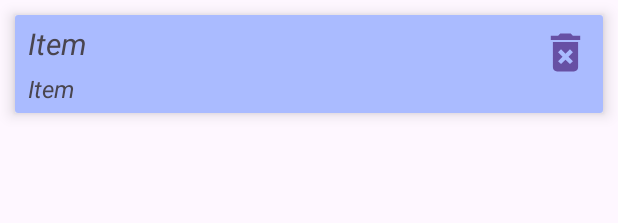
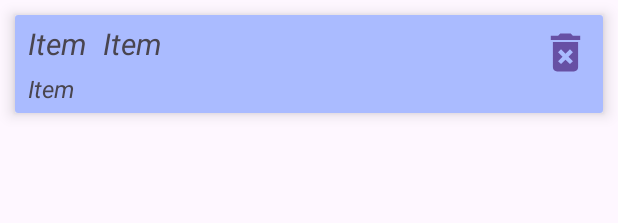
Before and after one commit to ahjuissi/BookBuddy, an Android app: the layout user_list_view_design.xml on its own in the app's theme, with its tools: preview values and no code run, on a phone screen of 412 x 824 dp. Shown: the top 223 px of the screen. Run offline under Robolectric (Android 15) with nearby library versions, the phone set to English and light mode, and no system bars.

Commit message:
22.12 Wyswietlanie obrazu w book.google oraz aktualna lista uzytkownika z danego miasta admina

```diff
--- a/app/build.gradle.kts
+++ b/app/build.gradle.kts
@@ -55,6 +55,8 @@ dependencies {
     implementation("com.google.firebase:firebase-database:20.3.0")
     implementation("com.google.firebase:firebase-firestore-ktx:24.10.0")
     implementation("com.google.firebase:firebase-auth-ktx:22.3.0")
+    implementation ("com.github.bumptech.glide:glide:4.12.0")
+    annotationProcessor ("com.github.bumptech.glide:compiler:4.12.0")
     implementation ("io.github.shashank02051997:FancyToast:2.0.2")
     testImplementation("junit:junit:4.13.2")
     androidTestImplementation("androidx.test.ext:junit:1.1.5")
--- a/app/src/main/AndroidManifest.xml
+++ b/app/src/main/AndroidManifest.xml
@@ -8,6 +8,7 @@
     <application
         android:allowBackup="true"
         android:dataExtractionRules="@xml/data_extraction_rules"
+        android:networkSecurityConfig="@xml/network_security_config"
         android:fullBackupContent="@xml/backup_rules"
         android:icon="@mipmap/ic_launcher"
         android:label="@string/app_name"
@@ -17,9 +18,6 @@
         tools:targetApi="31">
         <activity
             android:name=".searchView.BookDetailsActivity"
-            android:exported="false" />
-        <activity
-            android:name=".searchView.BookDetails"
             android:exported="false" />
         <activity
             android:name=".LoginActivity"
--- a/app/src/main/java/com/example/bookbuddy/SearchFragment.kt
+++ b/app/src/main/java/com/example/bookbuddy/SearchFragment.kt
@@ -12,6 +12,7 @@ import android.widget.ProgressBar
 import android.widget.Toast
 import androidx.recyclerview.widget.GridLayoutManager
 import androidx.recyclerview.widget.RecyclerView
+import androidx.swiperefreshlayout.widget.SwipeRefreshLayout
 import com.android.volley.Request
 import com.android.volley.RequestQueue
 import com.android.volley.toolbox.JsonObjectRequest
@@ -21,7 +22,7 @@ import com.example.bookbuddy.searchView.BookRVModal
 
 //TODO: poprawić bo nie działa, activity pewnie trzeba, test
 
-class SearchFragment : Fragment(R.layout.fragment_search) {
+class SearchFragment : Fragment(R.layout.fragment_search){
 //    private lateinit var bindingSearch: FragmentSearchBinding
 
     lateinit var mRequestQueue: RequestQueue
@@ -60,6 +61,7 @@ class SearchFragment : Fragment(R.layout.fragment_search) {
         return rootView
     }
     private fun getBooksData(searchQuery: String) {
+
         // creating a new array list.
         booksList = ArrayList()
         // below line is use to initialize
--- a/app/src/main/java/com/example/bookbuddy/UserViewModel.kt
+++ b/app/src/main/java/com/example/bookbuddy/UserViewModel.kt
@@ -1,3 +1,3 @@
 package com.example.bookbuddy
 
-data class UserViewModel(val name: String,val mail:String)
+data class UserViewModel(val userId:String?,val name: String?,val surname:String?,val mail:String?)
--- a/app/src/main/java/com/example/bookbuddy/searchView/BookDetailsActivity.kt
+++ b/app/src/main/java/com/example/bookbuddy/searchView/BookDetailsActivity.kt
@@ -11,7 +11,7 @@ import android.widget.TextView
 import android.widget.Toast
 import androidx.appcompat.app.AppCompatActivity
 import com.example.bookbuddy.R
-import com.squareup.picasso.Picasso
+import com.bumptech.glide.Glide
 
 class BookDetailsActivity : AppCompatActivity() {
 
@@ -64,7 +64,9 @@ class BookDetailsActivity : AppCompatActivity() {
         publisherDateTV.setText("Published On : $publishedDate")
         descTV.setText(description)
         pageTV.setText("No Of Pages : $pageCount")
-        Picasso.get().load(thumbnail).into(bookIV)
+        Glide.with(this@BookDetailsActivity)
+            .load(thumbnail)
+            .into(bookIV)
 
         // adding on click listener for our preview button.
         previewBtn.setOnClickListener {
--- a/app/src/main/res/layout/activity_book_details.xml
+++ b/app/src/main/res/layout/activity_book_details.xml
@@ -3,7 +3,7 @@
     xmlns:tools="http://schemas.android.com/tools"
     android:layout_width="match_parent"
     android:layout_height="match_parent"
-    tools:context=".BookDetailsActivity">
+    tools:context=".searchView.BookDetailsActivity">
 
     <LinearLayout
         android:layout_width="match_parent"
--- a/app/src/main/res/layout/fragment_admin.xml
+++ b/app/src/main/res/layout/fragment_admin.xml
@@ -44,7 +44,7 @@
                 android:layout_gravity="center"
                 android:layout_marginTop="45dp"
                 android:clickable="false"
-                android:text="Add User"
+                android:text="Users List"
                 android:textColor="@color/black"
                 android:textStyle="bold"/>
 
--- a/app/src/main/res/layout/user_list_view_design.xml
+++ b/app/src/main/res/layout/user_list_view_design.xml
@@ -19,6 +19,9 @@
             android:layout_width="match_parent"
             android:layout_height="wrap_content"
             android:orientation="vertical">
+            <LinearLayout
+                android:layout_width="match_parent"
+                android:layout_height="wrap_content">
             <TextView
                 android:id="@+id/usernameView"
                 android:textStyle="italic"
@@ -27,6 +30,18 @@
                 android:padding="5dp"
                 android:text="Item"
                 android:textSize="20sp"/>
+
+            <TextView
+                android:id="@+id/usersurnameView"
+                android:layout_width="wrap_content"
+                android:layout_height="wrap_content"
+                android:padding="5dp"
+
+                android:text="Item"
+                android:textSize="20sp"
+                android:textStyle="italic" />
+            </LinearLayout>
+
             <TextView
                 android:id="@+id/usermailView"
                 android:layout_width="wrap_content"
```
Also changed, not shown: app/src/main/java/com/example/bookbuddy/NavActivity.kt (+1 -6 lines), app/src/main/java/com/example/bookbuddy/UserAdapter.kt (+35 -5 lines), app/src/main/java/com/example/bookbuddy/UserListFragment.kt (+47 -11 lines), app/src/main/res/xml/network_security_config.xml (added, +9 -0 lines).
